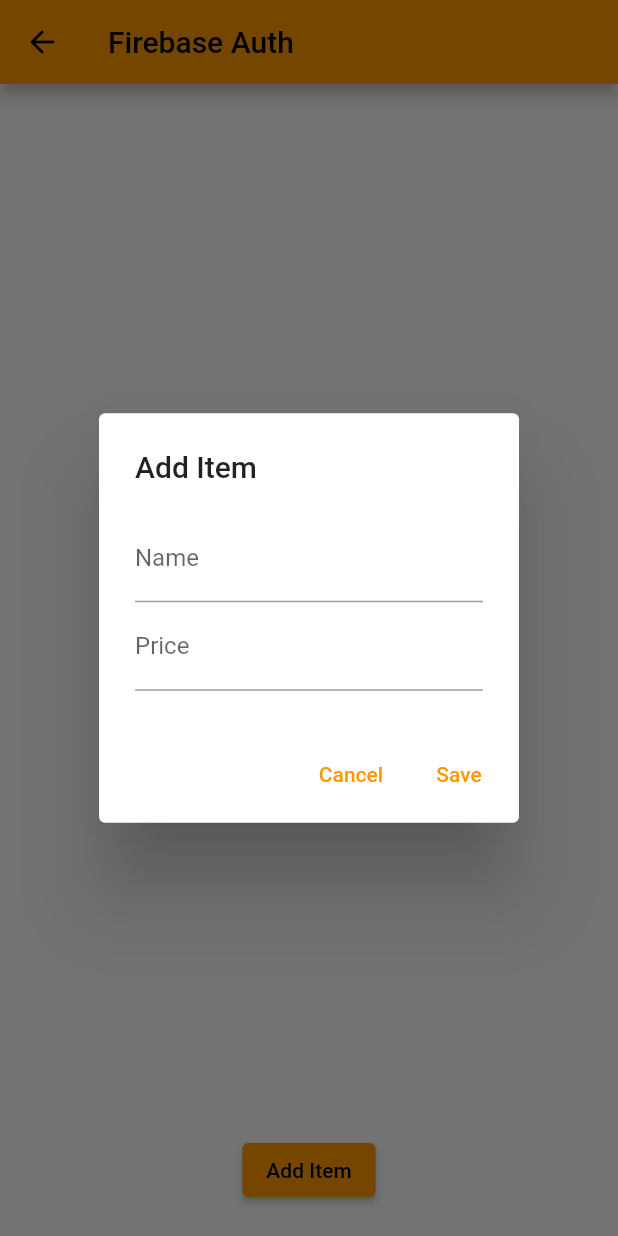
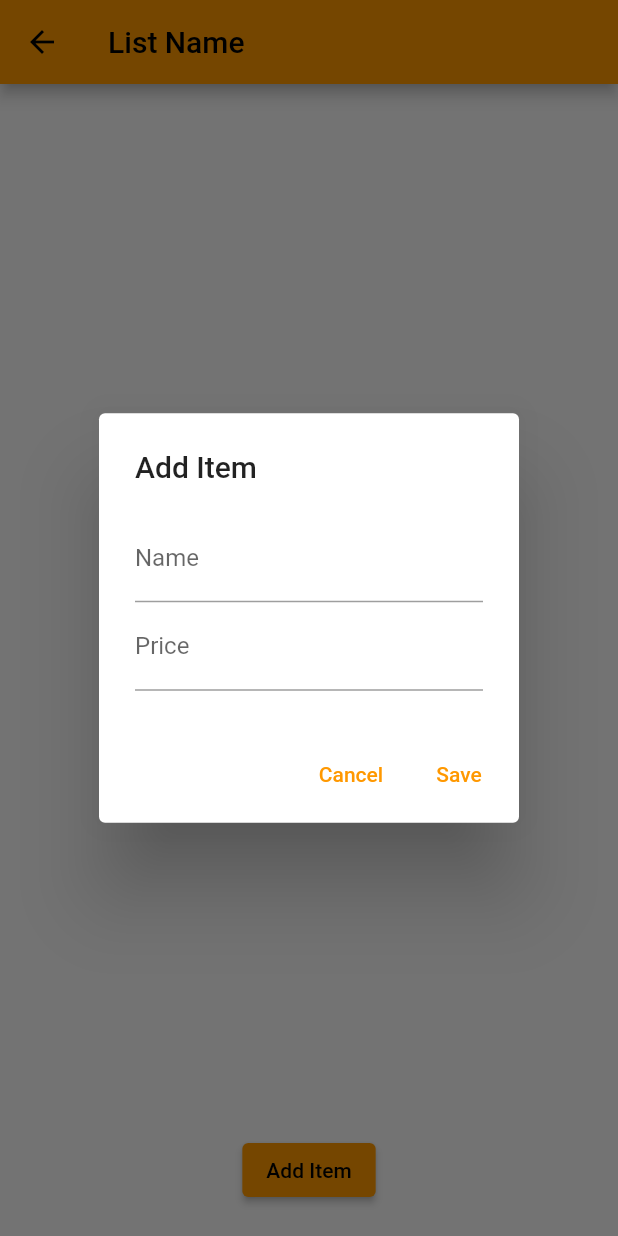
Before and after one commit to nansah40/sp5-gold-dynamic-list, a Flutter app: the Homepage screen opened directly with empty values, after a tap on "Add Item", on a phone screen of 412 x 824 dp. Run offline on Flutter 3.47's test engine with Material 2 defaults, Android fonts, the phone set to English and light mode, and no system bars; our stand-ins replace firebase_auth, firebase_core, fluttertoast; accounts and stored records are empty.

Commit message:
added some comments to homepage and listpage

```diff
--- a/lib/pages/home_page.dart
+++ b/lib/pages/home_page.dart
@@ -1,40 +1,42 @@
 import 'package:flutter/material.dart';
 
 class Homepage extends StatefulWidget {
-  final String listName;
+  final String listName; // Create final variable listName
 
-  Homepage({required this.listName, Key? key}) : super(key: key);
+  Homepage({required this.listName, Key? key}) : super(key: key); // constructor for the Homepage class
 
   @override
-  _HomepageState createState() => _HomepageState();
+  _HomepageState createState() => _HomepageState(); // Create Homepage state
 }
 
 
-class _HomepageState extends State<Homepage> {
+class _HomepageState extends State<Homepage> { // The list of items to be displayed. Initially empty.
   List<Map<String, dynamic>> items = [
 
   ];
 
-  Widget _title() {
-    return const Text('Firebase Auth');
+  Widget _title() { // Widget for the title
+    return const Text('List Name');
   }
 
-  Widget _itemList() {
-    return Expanded(
-      child: ListView.builder(
-        itemCount: items.length,
-        itemBuilder: (context, index) {
-          final item = items[index];
-          return ListTile(
-            title: Text(item['name'].toString()),
-            subtitle: Text('Price: \$${item['price']}'),
+  Widget _itemList() { // Widget for the list of items
+    return Expanded(// Expanded is a widget that ensures its child (in this case, the _itemList) takes up all available vertical space within its parent widget.
+                    // Expanded is used to make the _itemList fill the remaining vertical space below other widgets in the column, ensuring that the list can scroll within that space.
+
+      child: ListView.builder( // Widget that creates a scrollable list of items
+        itemCount: items.length, // The number of items to display.
+        itemBuilder: (context, index) { //callback function that defines how each item in the list should be built.
+          final item = items[index]; // Get the item data at the current index.
+          return ListTile( //creates a ListTile for each item, displaying the item name, price, and an optional delete icon
+            title: Text(item['name'].toString()), // Display the item's name.
+            subtitle: Text('Price: \$${item['price']}'), // Display the item's price.
             onTap: () {
-              _editItem(index);
+              _editItem(index); // Call edit item method on tap
             },
-            trailing: IconButton(
+            trailing: IconButton( // Display delete button after list items
               icon: Icon(Icons.delete),
               onPressed: () {
-                _deleteItem(index);
+                _deleteItem(index); // Call delte item  method when button is pressed
               },
             ),
           );
@@ -43,15 +45,15 @@ class _HomepageState extends State<Homepage> {
     );
   }
 
-  void _addNewItem(String name, double price) {
+  void _addNewItem(String name, double price) { // Method for adding new item to the list
     setState(() {
       items.add({'name': name, 'price': price});
     });
   }
 
-  void _editItem(int index) async {
-    TextEditingController nameController = TextEditingController();
-    TextEditingController priceController = TextEditingController();
+  void _editItem(int index) async { // Method for editing an item
+    TextEditingController nameController = TextEditingController(); // Text editing controllers for name
+    TextEditingController priceController = TextEditingController(); // Text editing controller for price
 
     if (index >= 0) {
       nameController.text = items[index]['name'];
@@ -103,14 +105,14 @@ class _HomepageState extends State<Homepage> {
     );
   }
 
-  void _updateItem(int index, String name, double price) {
+  void _updateItem(int index, String name, double price) { // Method for updating list item
     setState(() {
       items[index]['name'] = name;
       items[index]['price'] = price;
     });
   }
 
-  void _deleteItem(int index) {
+  void _deleteItem(int index) { // Method to remove item
     setState(() {
       items.removeAt(index);
     });
--- a/lib/pages/list_page.dart
+++ b/lib/pages/list_page.dart
@@ -3,33 +3,35 @@ import 'package:dynamic_list/pages/home_page.dart';
 import 'package:dynamic_list/auth.dart';
 import 'package:firebase_auth/firebase_auth.dart';
 
-class ListOfListsScreen extends StatefulWidget {
+class ListOfListsScreen extends StatefulWidget { // This class represents the main screen of the app, displaying a list of lists.
   @override
 
-  _ListOfListsScreenState createState() => _ListOfListsScreenState();
+  _ListOfListsScreenState createState() => _ListOfListsScreenState(); // Create the state for this widget.
 }
 
 class _ListOfListsScreenState extends State<ListOfListsScreen> {
-  final User? user = Auth().currentUser;
-  List<String> lists = [
+  final User? user = Auth().currentUser; // Get the current user using the Auth class
+
+
+  List<String> lists = [ // Initialize a list of example list names.
     'Groceries',
-    'To-Do',
+    'Soccer team',
     'Movies to Watch',
     // Add more list names here
   ];
 
-  Future<void> signOut() async {
+  Future<void> signOut() async {  // Function to sign the user out.
     await Auth().signOut();
   }
 
-  Widget _signOutButton() {
+  Widget _signOutButton() { // Widget for the "Sign Out" button
     return ElevatedButton(
       onPressed: signOut,
       child: const Text('Sign Out'),
     );
   }
 
-  Widget _userUid() {
+  Widget _userUid() { // Widget to display the user's email or a placeholder if not logged in.
     return Text(user?.email ?? 'User email');
   }
 
@@ -39,19 +41,21 @@ class _ListOfListsScreenState extends State<ListOfListsScreen> {
   Widget build(BuildContext context) {
     return Scaffold(
       appBar: AppBar(
-        title: Text('Lists of Lists'),
+        title: Text('Your Lists'), // Set the text displayed on the appbar
       ),
       body: Column(
         children: [
-          Expanded(
-            child: ListView.builder(
-              itemCount: lists.length,
-              itemBuilder: (context, index) {
-                final listName = lists[index];
-                return ListTile(
-                  title: Text(listName),
-                  onTap: () {
-                    // Navigate to the corresponding item list page
+          Expanded( // Expanded is a widget that ensures its child (in this case, the ListView.builder) takes up all available vertical space within its parent widget.
+                    // Expanded is used to make the ListView.builder fill the remaining vertical space below other widgets in the column, ensuring that the list can scroll within that space.
+
+            child: ListView.builder( // Widget that creates a scrollable list of items
+              itemCount: lists.length, // Set the number of list items based on the length of the 'lists' array.
+              itemBuilder: (context, index) { //callback function that defines how each item in the list should be built.
+                final listName = lists[index]; // Get the name of the list at the current index.
+                return ListTile( //creates a ListTile for each list, displaying the list name and an optional delete icon
+                  title: Text(listName), // Display the list name as the title of the ListTile.
+                  onTap: () {  // Navigate to the corresponding item list page (Homepage) when tapped
+
                     Navigator.push(
                       context,
                       MaterialPageRoute(
@@ -60,7 +64,7 @@ class _ListOfListsScreenState extends State<ListOfListsScreen> {
                     );
                   },
                   trailing: IconButton(
-                    icon: Icon(Icons.delete),
+                    icon: Icon(Icons.delete), // Display a delete icon on the right side of the list item.
                     onPressed: () {
                       // Prompt the user to confirm the deletion
                       showDialog(
@@ -79,7 +83,7 @@ class _ListOfListsScreenState extends State<ListOfListsScreen> {
                               TextButton(
                                 onPressed: () {
                                   deleteList(index); // Delete the list
-                                  Navigator.of(context).pop(); // Close the dialog
+                                  Navigator.of(context).pop(); // Close the dialog if the user cancels.
                                 },
                                 child: Text('Delete'),
                               ),
@@ -93,7 +97,7 @@ class _ListOfListsScreenState extends State<ListOfListsScreen> {
               },
             ),
           ),
-          _userUid(),
+          _userUid(),       // Add the userId here
           _signOutButton(), // Add the logout button here
         ],
       ),
@@ -103,8 +107,8 @@ class _ListOfListsScreenState extends State<ListOfListsScreen> {
           showDialog(
             context: context,
             builder: (context) {
-              TextEditingController listNameController = TextEditingController();
-              return AlertDialog(
+              TextEditingController listNameController = TextEditingController(); // TextEditingContoller for reading and managing the list name that user inputs
+              return AlertDialog( // Method used to display a dialog box
                 title: Text('Create a New List'),
                 content: TextField(
                   controller: listNameController,
@@ -113,17 +117,17 @@ class _ListOfListsScreenState extends State<ListOfListsScreen> {
                 actions: <Widget>[
                   TextButton(
                     onPressed: () {
-                      Navigator.of(context).pop();
+                      Navigator.of(context).pop(); // Close the dialog if the user cancels.
                     },
                     child: Text('Cancel'),
                   ),
                   TextButton(
                     onPressed: () {
-                      final name = listNameController.text;
+                      final name = listNameController.text; // Set name variable to the contents of the textEditing controller
                       if (name.isNotEmpty) {
-                        addList(name);
+                        addList(name); // If a name is provided, call the 'addList' function to add a new list.
                       }
-                      Navigator.of(context).pop();
+                      Navigator.of(context).pop(); // Close the dialog after list creation.
                     },
                     child: Text('Create'),
                   ),
@@ -132,18 +136,18 @@ class _ListOfListsScreenState extends State<ListOfListsScreen> {
             },
           );
         },
-        child: Icon(Icons.add),
+        child: Icon(Icons.add), // The button displays an icon for adding a new list.
       ),
     );
   }
 
-  void addList(String name) {
+  void addList(String name) { // Function to add a new list to the lists array.
     setState(() {
       lists.add(name);
     });
   }
 
-  void deleteList(int index) {
+  void deleteList(int index) { // Function to delete a list from the lists array.
     setState(() {
       lists.removeAt(index);
     });
```
